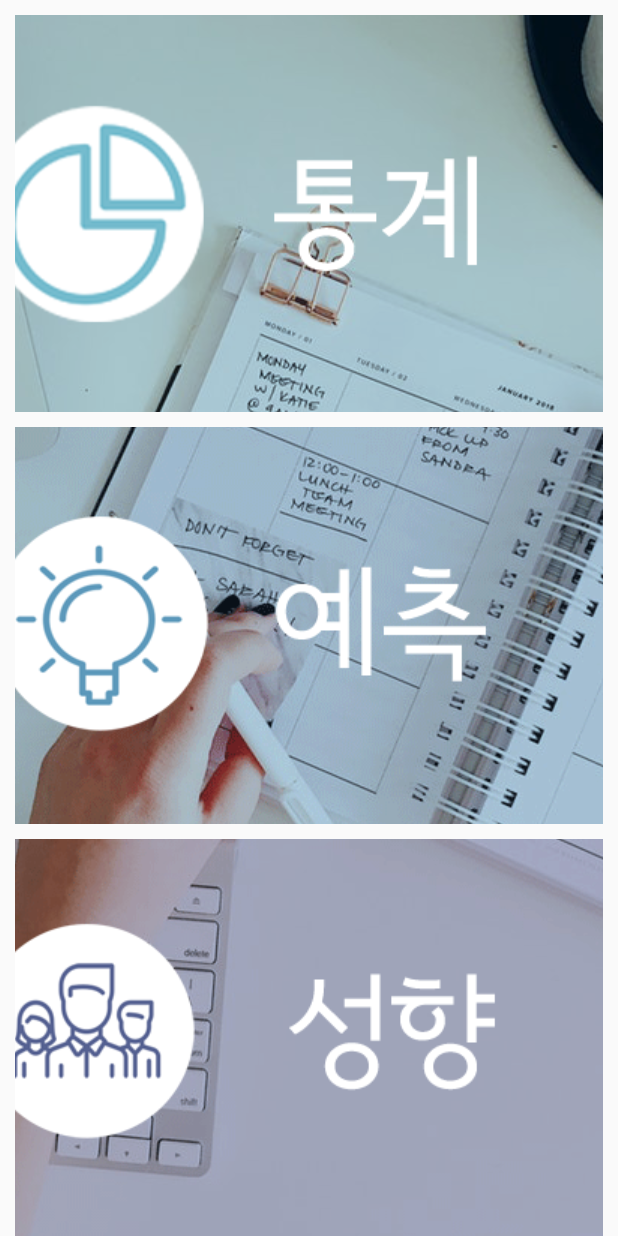
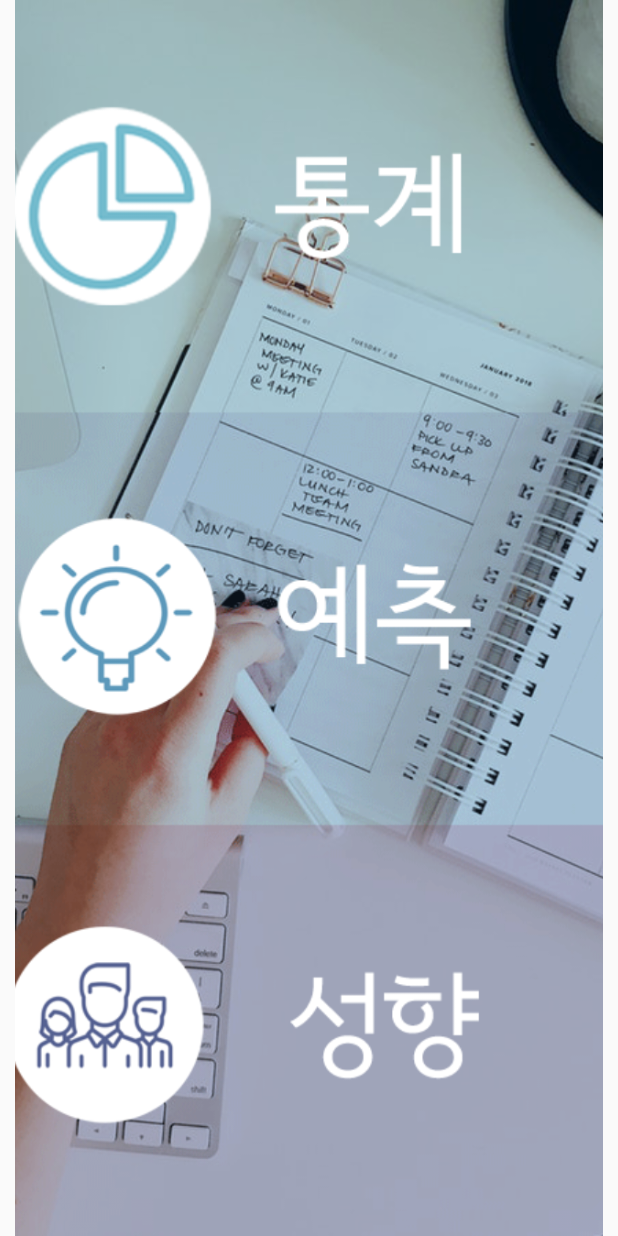
Before and after one commit to 9z/DayKeeper, an Android app: the fragment item_analysis2 shown on its own in the app's theme, on a phone screen of 412 x 824 dp. Run offline under Robolectric (Android 15) with nearby library versions, the phone set to English and light mode, and no system bars.

Commit message:
다솔 작업-메뉴창3

```diff
--- a/app/src/main/java/codingtribe/com/item_analysis2.java
+++ b/app/src/main/java/codingtribe/com/item_analysis2.java
@@ -15,7 +15,8 @@ import android.widget.Toast;
 
 public class item_analysis2 extends Fragment {
 
-    ImageButton btn_statics, btn_predict, btn_type;
+
+    Button btn_statics, btn_predict, btn_type;
     private int mPosition;
 
     static item_analysis2 newInstance(int position) {
@@ -36,9 +37,9 @@ public class item_analysis2 extends Fragment {
     public View onCreateView(LayoutInflater inflater, @Nullable ViewGroup container, Bundle savedInstanceState) {
         View v = inflater.inflate(R.layout.activity_item_analysis2, container, false);	//미리 알고 있는 레이아웃을 inflate 한다.
 
-        btn_statics = (ImageButton)v.findViewById(R.id.imageButton1);
-        btn_predict = (ImageButton)v.findViewById(R.id.imageButton2);
-        btn_type = (ImageButton)v.findViewById(R.id.imageButton3);
+        btn_statics = (Button)v.findViewById(R.id.button1);
+        btn_predict = (Button)v.findViewById(R.id.button2);
+        btn_type = (Button)v.findViewById(R.id.button3);
 
 
         btn_statics.setOnClickListener(new View.OnClickListener() {
--- a/app/src/main/res/layout/activity_item_analysis2.xml
+++ b/app/src/main/res/layout/activity_item_analysis2.xml
@@ -1,5 +1,5 @@
 <?xml version="1.0" encoding="utf-8"?>
-<LinearLayout xmlns:android="http://schemas.android.com/apk/res/android"
+<RelativeLayout xmlns:android="http://schemas.android.com/apk/res/android"
     xmlns:app="http://schemas.android.com/apk/res-auto"
     xmlns:tools="http://schemas.android.com/tools"
     android:layout_width="match_parent"
@@ -7,35 +7,48 @@
     android:orientation="vertical"
     tools:context="codingtribe.com.item_analysis2">
 
-    <ImageButton
-        android:id="@+id/imageButton1"
+
+    <ImageView
+        android:id="@+id/imageView"
+        android:layout_width="match_parent"
+        android:layout_height="match_parent"
+        android:src="@drawable/menu"
+        android:scaleType="centerCrop"
+        android:layout_marginLeft="10dp"
+        android:layout_marginRight="10dp"
+        />
+
+    <LinearLayout
+        android:layout_width="match_parent"
+        android:layout_height="match_parent"
+        android:layout_alignParentLeft="true"
+        android:layout_alignParentStart="true"
+        android:layout_alignParentTop="true"
+        android:orientation="vertical">
+
+
+        <Button
+            android:id="@+id/button1"
             android:layout_width="match_parent"
             android:layout_height="wrap_content"
             android:layout_weight="1"
-        android:src="@drawable/menuone1"
-        android:layout_marginTop="10dp"
-        android:layout_marginLeft="10dp"
-        android:layout_marginRight="10dp"/>
 
-    <ImageButton
-        android:id="@+id/imageButton2"
+            android:visibility="invisible" />
+
+        <Button
+            android:id="@+id/button2"
             android:layout_width="match_parent"
             android:layout_height="wrap_content"
-        android:layout_marginLeft="10dp"
-        android:layout_marginRight="10dp"
-        android:layout_marginTop="10dp"
             android:layout_weight="1"
-        android:src="@drawable/menutwo" />
 
-    <ImageButton
-        android:id="@+id/imageButton3"
+            android:visibility="invisible" />
+
+        <Button
+            android:id="@+id/button3"
             android:layout_width="match_parent"
             android:layout_height="wrap_content"
-        android:layout_marginLeft="10dp"
-        android:layout_marginRight="10dp"
-        android:layout_marginTop="10dp"
             android:layout_weight="1"
-        android:src="@drawable/menuthree" />
 
-
+            android:visibility="invisible" />
     </LinearLayout>
+</RelativeLayout>
--- a/app/src/main/res/values/colors.xml
+++ b/app/src/main/res/values/colors.xml
@@ -5,6 +5,13 @@
     <color name="colorAccent">#795548</color>
     <color name="dasolbarbackground">#BCAAA4</color>
     <color name="progressbarback">#dceef2</color>
+    <color name="down">#75bcce</color>
+    <color name="dasol1">#76afcf</color>
     <color name="progressbar">#5d99bb</color>
+    <color name="dasol2">#72d3b4</color>
     <color name="bora">#566292</color>
-</resources>
+    <color name="dasol4">#fbd971</color>
+    <color name="dasol3">#f9bb72</color>
+   <color name="dasol5">#dd6495</color>
+    <color name="dasol6">#df5a55</color>
+      </resources>
```
Also changed, not shown: app/src/main/res/drawable/blackrunningman.png (deleted), app/src/main/res/drawable/dasol.png (deleted), app/src/main/res/drawable/menu.png (added), app/src/main/res/drawable/menuone1.png (deleted), app/src/main/res/drawable/menuthree.png (deleted), app/src/main/res/drawable/menutwo.png (deleted). Lines whose indentation alone changed are shown as unchanged.
